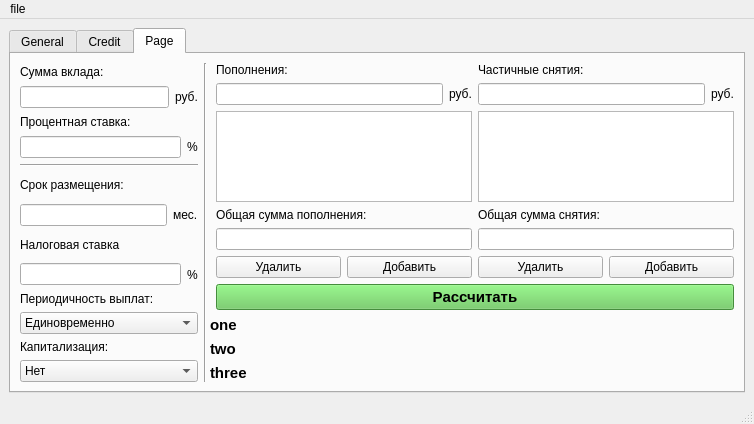
Qt form srcs/View/calculator.ui (GMNSA/SmartCalc_v2) before a commit.
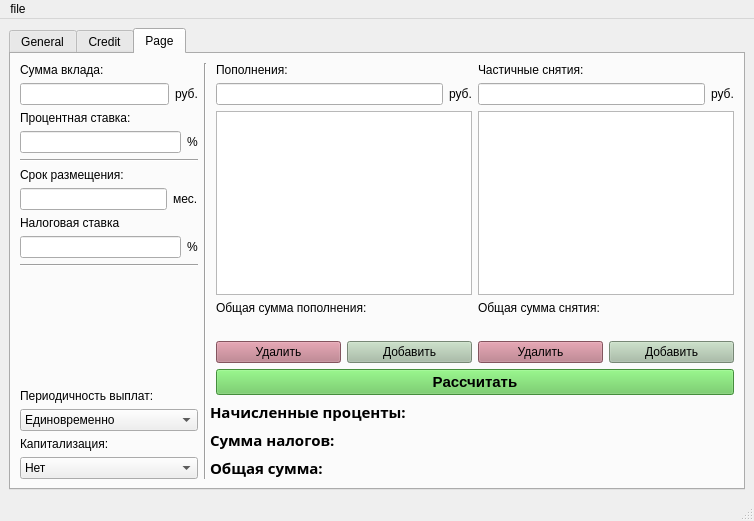
The same form after that commit.

Commit message: deposit | release deposit calculator 0.1

```diff
--- a/srcs/View/calculator.ui
+++ b/srcs/View/calculator.ui
@@ -7,7 +7,7 @@
     <x>0</x>
     <y>0</y>
     <width>754</width>
-    <height>424</height>
+    <height>521</height>
    </rect>
   </property>
   <property name="minimumSize">
@@ -19,7 +19,7 @@
   <property name="maximumSize">
    <size>
     <width>754</width>
-    <height>424</height>
+    <height>600</height>
    </size>
   </property>
   <property name="windowTitle">
@@ -27,7 +27,7 @@
   </property>
   <widget class="QWidget" name="centralwidget">
    <layout class="QGridLayout" name="gridLayout_3">
-    <item row="1" column="0">
+    <item row="0" column="0">
      <widget class="QTabWidget" name="tabWidget">
       <property name="currentIndex">
        <number>2</number>
@@ -1114,17 +1114,18 @@
        </layout>
       </widget>
       <widget class="QWidget" name="Deposit">
-       <property name="toolTip">
-        <string>&lt;html&gt;&lt;head/&gt;&lt;body&gt;&lt;p&gt;&lt;br/&gt;&lt;/p&gt;&lt;/body&gt;&lt;/html&gt;</string>
-       </property>
-       <property name="whatsThis">
-        <string>&lt;html&gt;&lt;head/&gt;&lt;body&gt;&lt;p&gt;&lt;br/&gt;&lt;/p&gt;&lt;/body&gt;&lt;/html&gt;</string>
+       <property name="font">
+        <font>
+         <stylestrategy>PreferDefault</stylestrategy>
+        </font>
        </property>
        <attribute name="title">
         <string>Page</string>
        </attribute>
        <layout class="QGridLayout" name="gridLayout_12">
-        <item row="0" column="0">
+        <item row="0" column="0" rowspan="3">
+         <layout class="QVBoxLayout" name="verticalLayout_22">
+          <item>
          <layout class="QVBoxLayout" name="verticalLayout_5">
           <item>
            <layout class="QVBoxLayout" name="vl_deposit_amount">
@@ -1185,14 +1186,146 @@
           </item>
          </layout>
         </item>
-        <item row="0" column="1" rowspan="6" colspan="2">
+          <item>
+           <layout class="QVBoxLayout" name="verticalLayout_6">
+            <item>
+             <layout class="QVBoxLayout" name="vl_placement_period">
+              <item>
+               <widget class="QLabel" name="label_26">
+                <property name="text">
+                 <string>Срок размещения:</string>
+                </property>
+               </widget>
+              </item>
+              <item>
+               <layout class="QHBoxLayout" name="horizontalLayout_23">
+                <item>
+                 <widget class="QLineEdit" name="lineEdit_placemen_period"/>
+                </item>
+                <item>
+                 <widget class="QLabel" name="label_25">
+                  <property name="text">
+                   <string>мес.</string>
+                  </property>
+                 </widget>
+                </item>
+               </layout>
+              </item>
+             </layout>
+            </item>
+            <item>
+             <layout class="QVBoxLayout" name="vl_tax_rate">
+              <item>
+               <widget class="QLabel" name="label_28">
+                <property name="text">
+                 <string>Налоговая ставка</string>
+                </property>
+               </widget>
+              </item>
+              <item>
+               <layout class="QHBoxLayout" name="horizontalLayout_22">
+                <item>
+                 <widget class="QLineEdit" name="lineEdit_tax_rate"/>
+                </item>
+                <item>
+                 <widget class="QLabel" name="label_24">
+                  <property name="text">
+                   <string>%</string>
+                  </property>
+                 </widget>
+                </item>
+               </layout>
+              </item>
+             </layout>
+            </item>
+           </layout>
+          </item>
+          <item>
+           <widget class="Line" name="line_3">
+            <property name="orientation">
+             <enum>Qt::Horizontal</enum>
+            </property>
+           </widget>
+          </item>
+          <item>
+           <spacer name="verticalSpacer_13">
+            <property name="orientation">
+             <enum>Qt::Vertical</enum>
+            </property>
+            <property name="sizeHint" stdset="0">
+             <size>
+              <width>20</width>
+              <height>40</height>
+             </size>
+            </property>
+           </spacer>
+          </item>
+          <item>
+           <layout class="QVBoxLayout" name="vl_frequency_of_payments">
+            <item>
+             <widget class="QLabel" name="label_31">
+              <property name="text">
+               <string>Периодичность выплат:</string>
+              </property>
+             </widget>
+            </item>
+            <item>
+             <widget class="QComboBox" name="comboBox_frequency_of_payments">
+              <item>
+               <property name="text">
+                <string>Единовременно</string>
+               </property>
+              </item>
+              <item>
+               <property name="text">
+                <string>Ежемесячно</string>
+               </property>
+              </item>
+             </widget>
+            </item>
+           </layout>
+          </item>
+          <item>
+           <layout class="QVBoxLayout" name="vl_capitalization">
+            <item>
+             <widget class="QLabel" name="label_capitalization">
+              <property name="toolTip">
+               <string>&lt;html&gt;&lt;head/&gt;&lt;body&gt;&lt;p&gt;&lt;span style=&quot; font-family:'VTB Group UI','sans-serif'; font-size:18px; color:#19aede; background-color:#f3f7fa;&quot;&gt;Капитализация процентов по вкладу — прибавление начисленных процентов к основной сумме вклада, после чего начисление процентов происходит на увеличенный остаток. Простыми словами — это начисление процентов на проценты.&lt;/span&gt;&lt;/p&gt;&lt;/body&gt;&lt;/html&gt;</string>
+              </property>
+              <property name="whatsThis">
+               <string>&lt;html&gt;&lt;head/&gt;&lt;body&gt;&lt;p&gt;&lt;br/&gt;&lt;/p&gt;&lt;/body&gt;&lt;/html&gt;</string>
+              </property>
+              <property name="text">
+               <string>Капитализация:</string>
+              </property>
+             </widget>
+            </item>
+            <item>
+             <widget class="QComboBox" name="comboBox_capital_2">
+              <item>
+               <property name="text">
+                <string>Нет</string>
+               </property>
+              </item>
+              <item>
+               <property name="text">
+                <string>Ежемесячно</string>
+               </property>
+              </item>
+             </widget>
+            </item>
+           </layout>
+          </item>
+         </layout>
+        </item>
+        <item row="0" column="1" rowspan="3" colspan="2">
          <widget class="Line" name="line_2">
           <property name="orientation">
            <enum>Qt::Vertical</enum>
           </property>
          </widget>
         </item>
-        <item row="0" column="3" rowspan="2">
+        <item row="0" column="3">
          <layout class="QHBoxLayout" name="horizontalLayout_28">
           <item>
            <layout class="QVBoxLayout" name="verticalLayout_10">
@@ -1238,12 +1371,19 @@
                </widget>
               </item>
               <item>
-               <widget class="QLineEdit" name="lineEdit"/>
+               <widget class="QLabel" name="label_38">
+                <property name="text">
+                 <string/>
+                </property>
+               </widget>
               </item>
               <item>
                <layout class="QHBoxLayout" name="horizontalLayout_26">
                 <item>
                  <widget class="QPushButton" name="pb_deposits_delete">
+                  <property name="styleSheet">
+                   <string notr="true">background-color: rgb(184, 117, 131);</string>
+                  </property>
                   <property name="text">
                    <string>Удалить</string>
                   </property>
@@ -1251,6 +1391,9 @@
                 </item>
                 <item>
                  <widget class="QPushButton" name="pb_deposits_add">
+                  <property name="styleSheet">
+                   <string notr="true">background-color: rgb(166, 189, 164)</string>
+                  </property>
                   <property name="text">
                    <string>Добавить</string>
                   </property>
@@ -1306,12 +1449,19 @@
                </widget>
               </item>
               <item>
-               <widget class="QLineEdit" name="label_total_wtdw_amount"/>
+               <widget class="QLabel" name="label_39">
+                <property name="text">
+                 <string/>
+                </property>
+               </widget>
               </item>
               <item>
                <layout class="QHBoxLayout" name="horizontalLayout_27">
                 <item>
                  <widget class="QPushButton" name="pb_partial_wtds_delete">
+                  <property name="styleSheet">
+                   <string notr="true">background-color: rgb(184, 117, 131);</string>
+                  </property>
                   <property name="text">
                    <string>Удалить</string>
                   </property>
@@ -1319,6 +1469,9 @@
                 </item>
                 <item>
                  <widget class="QPushButton" name="pb_partial_wtds_add">
+                  <property name="styleSheet">
+                   <string notr="true">background-color: rgb(166, 189, 164)</string>
+                  </property>
                   <property name="text">
                    <string>Добавить</string>
                   </property>
@@ -1332,97 +1485,72 @@
           </item>
          </layout>
         </item>
-        <item row="1" column="0" rowspan="2">
-         <layout class="QVBoxLayout" name="verticalLayout_6">
-          <item>
-           <layout class="QVBoxLayout" name="vl_placement_period">
-            <item>
-             <widget class="QLabel" name="label_26">
-              <property name="text">
-               <string>Срок размещения:</string>
-              </property>
-             </widget>
-            </item>
-            <item>
-             <layout class="QHBoxLayout" name="horizontalLayout_23">
-              <item>
-               <widget class="QLineEdit" name="lineEdit_placemen_period"/>
-              </item>
-              <item>
-               <widget class="QLabel" name="label_25">
-                <property name="text">
-                 <string>мес.</string>
-                </property>
-               </widget>
-              </item>
-             </layout>
-            </item>
-           </layout>
-          </item>
-          <item>
-           <layout class="QVBoxLayout" name="vl_tax_rate">
-            <item>
-             <widget class="QLabel" name="label_28">
+        <item row="1" column="3">
+         <widget class="QPushButton" name="pb_deposit_equal">
+          <property name="font">
+           <font>
+            <pointsize>11</pointsize>
+            <bold>true</bold>
+           </font>
+          </property>
+          <property name="styleSheet">
+           <string notr="true">background-color: rgb(97, 197, 84);</string>
+          </property>
               <property name="text">
-               <string>Налоговая ставка</string>
+           <string>Рассчитать</string>
               </property>
              </widget>
             </item>
-            <item>
-             <layout class="QHBoxLayout" name="horizontalLayout_22">
-              <item>
-               <widget class="QLineEdit" name="lineEdit_tax_rate"/>
-              </item>
-              <item>
-               <widget class="QLabel" name="label_24">
-                <property name="text">
-                 <string>%</string>
-                </property>
-               </widget>
-              </item>
-             </layout>
-            </item>
-           </layout>
-          </item>
-         </layout>
-        </item>
-        <item row="3" column="0" rowspan="2">
-         <layout class="QVBoxLayout" name="vl_frequency_of_payments">
-          <item>
-           <widget class="QLabel" name="label_31">
-            <property name="text">
-             <string>Периодичность выплат:</string>
-            </property>
-           </widget>
-          </item>
-          <item>
-           <widget class="QComboBox" name="comboBox_frequency_of_payments">
-            <item>
-             <property name="text">
-              <string>Единовременно</string>
-             </property>
-            </item>
-            <item>
-             <property name="text">
-              <string>Ежемесячно</string>
-             </property>
-            </item>
-           </widget>
-          </item>
-         </layout>
-        </item>
-        <item row="4" column="2" rowspan="2" colspan="2">
+        <item row="2" column="2" colspan="2">
          <layout class="QVBoxLayout" name="verticalLayout_11">
           <item>
+           <layout class="QHBoxLayout" name="horizontalLayout_46">
+            <item>
+             <widget class="QLabel" name="label_deposit_sample_1">
+              <property name="font">
+               <font>
+                <family>Open Sans</family>
+                <pointsize>11</pointsize>
+                <bold>true</bold>
+                <stylestrategy>PreferDefault</stylestrategy>
+               </font>
+              </property>
+              <property name="text">
+               <string>Начисленные проценты:</string>
+              </property>
+             </widget>
+            </item>
+            <item>
            <widget class="QLabel" name="label_deposit_1">
             <property name="font">
              <font>
+                <family>Open Sans</family>
               <pointsize>11</pointsize>
               <bold>true</bold>
+                <stylestrategy>PreferDefault</stylestrategy>
              </font>
             </property>
             <property name="text">
-             <string>one</string>
+               <string/>
+              </property>
+             </widget>
+            </item>
+           </layout>
+          </item>
+          <item>
+           <layout class="QHBoxLayout" name="horizontalLayout_47">
+            <item>
+             <widget class="QLabel" name="label_deposit_sample_2">
+              <property name="font">
+               <font>
+                <family>Open Sans</family>
+                <pointsize>11</pointsize>
+                <bold>true</bold>
+                <stylestrategy>PreferDefault</stylestrategy>
+               </font>
+              </property>
+              <property name="text">
+               <string>Сумма налогов:</string>
             </property>
            </widget>
           </item>
@@ -1430,12 +1558,33 @@
            <widget class="QLabel" name="label_deposit_2">
             <property name="font">
              <font>
+                <family>Open Sans</family>
               <pointsize>11</pointsize>
               <bold>true</bold>
+                <stylestrategy>PreferDefault</stylestrategy>
              </font>
             </property>
             <property name="text">
-             <string>two</string>
+               <string/>
+              </property>
+             </widget>
+            </item>
+           </layout>
+          </item>
+          <item>
+           <layout class="QHBoxLayout" name="horizontalLayout_48">
+            <item>
+             <widget class="QLabel" name="label_deposit_4">
+              <property name="font">
+               <font>
+                <family>Open Sans</family>
+                <pointsize>11</pointsize>
+                <bold>true</bold>
+                <stylestrategy>PreferDefault</stylestrategy>
+               </font>
+              </property>
+              <property name="text">
+               <string>Общая сумма:</string>
             </property>
            </widget>
           </item>
@@ -1443,58 +1592,21 @@
            <widget class="QLabel" name="label_deposit_3">
             <property name="font">
              <font>
+                <family>Open Sans</family>
               <pointsize>11</pointsize>
               <bold>true</bold>
+                <stylestrategy>PreferDefault</stylestrategy>
              </font>
             </property>
             <property name="text">
-             <string>three</string>
+               <string/>
             </property>
            </widget>
           </item>
          </layout>
         </item>
-        <item row="5" column="0">
-         <layout class="QVBoxLayout" name="vl_capitalization">
-          <item>
-           <widget class="QLabel" name="label_30">
-            <property name="text">
-             <string>Капитализация:</string>
-            </property>
-           </widget>
-          </item>
-          <item>
-           <widget class="QComboBox" name="comboBox_capital_2">
-            <item>
-             <property name="text">
-              <string>Нет</string>
-             </property>
-            </item>
-            <item>
-             <property name="text">
-              <string>Ежемесячно</string>
-             </property>
-            </item>
-           </widget>
-          </item>
          </layout>
         </item>
-        <item row="2" column="3" rowspan="2">
-         <widget class="QPushButton" name="deposit_equal">
-          <property name="font">
-           <font>
-            <pointsize>11</pointsize>
-            <bold>true</bold>
-           </font>
-          </property>
-          <property name="styleSheet">
-           <string notr="true">background-color: rgb(97, 197, 84);</string>
-          </property>
-          <property name="text">
-           <string>Рассчитать</string>
-          </property>
-         </widget>
-        </item>
        </layout>
       </widget>
      </widget>
```
Left out of the diff: 4 changed lines with no effect on the pictures. Lines whose indentation alone changed are shown as unchanged. The commit also changes 19 other files.
